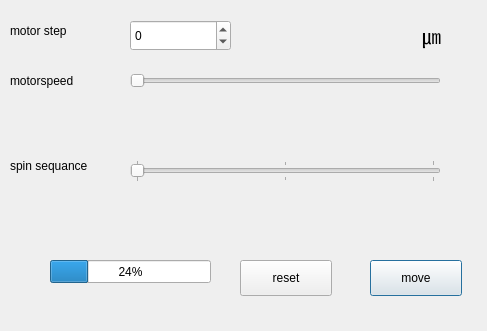
4Y4N4/Lab, file pic.ui: the form before one commit.
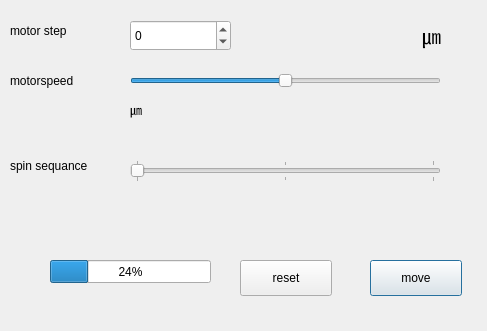
The form after the commit.

Commit message: Wire up UI, implement stepper driver

What changed in the file:
```diff
--- a/pic.ui
+++ b/pic.ui
@@ -51,6 +51,12 @@
      <height>22</height>
     </rect>
    </property>
+   <property name="minimum">
+    <number>-200</number>
+   </property>
+   <property name="maximum">
+    <number>200</number>
+   </property>
    <property name="orientation">
     <enum>Qt::Horizontal</enum>
    </property>
@@ -191,6 +197,19 @@
     <string>reset</string>
    </property>
   </widget>
+  <widget class="QLabel" name="speedBar">
+   <property name="geometry">
+    <rect>
+     <x>130</x>
+     <y>100</y>
+     <width>181</width>
+     <height>20</height>
+    </rect>
+   </property>
+   <property name="text">
+    <string>㎛</string>
+   </property>
+  </widget>
  </widget>
  <resources/>
  <connections/>
```
Left out of the diff: 2 changed lines with no effect on the pictures. The commit also changes 3 other files.
